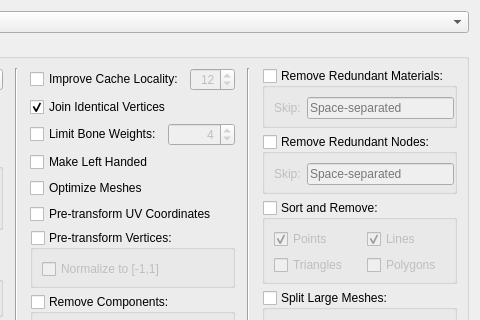
This is forms/repowidgetassimpflags.ui in 3drepo/3drepogui as Qt 5 draws it before an edit; both pictures show x 231 to 711 and y 0 to 320 of the 711 by 525 pixel window. The edited form follows.
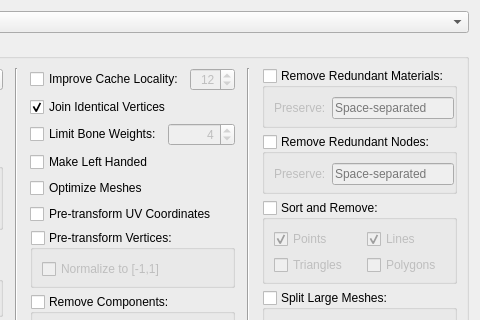
This is the edited form.

```diff
--- a/forms/repowidgetassimpflags.ui
+++ b/forms/repowidgetassimpflags.ui
@@ -837,7 +837,7 @@
             <item row="0" column="0">
              <widget class="QLabel" name="removeRedundantMaterialsSkipLabel">
               <property name="text">
-               <string>Skip:</string>
+               <string>Preserve:</string>
               </property>
              </widget>
             </item>
@@ -884,7 +884,7 @@
             <item row="0" column="0">
              <widget class="QLabel" name="removeRedundantNodesSkipLabel">
               <property name="text">
-               <string>Skip:</string>
+               <string>Preserve:</string>
               </property>
              </widget>
             </item>
```
